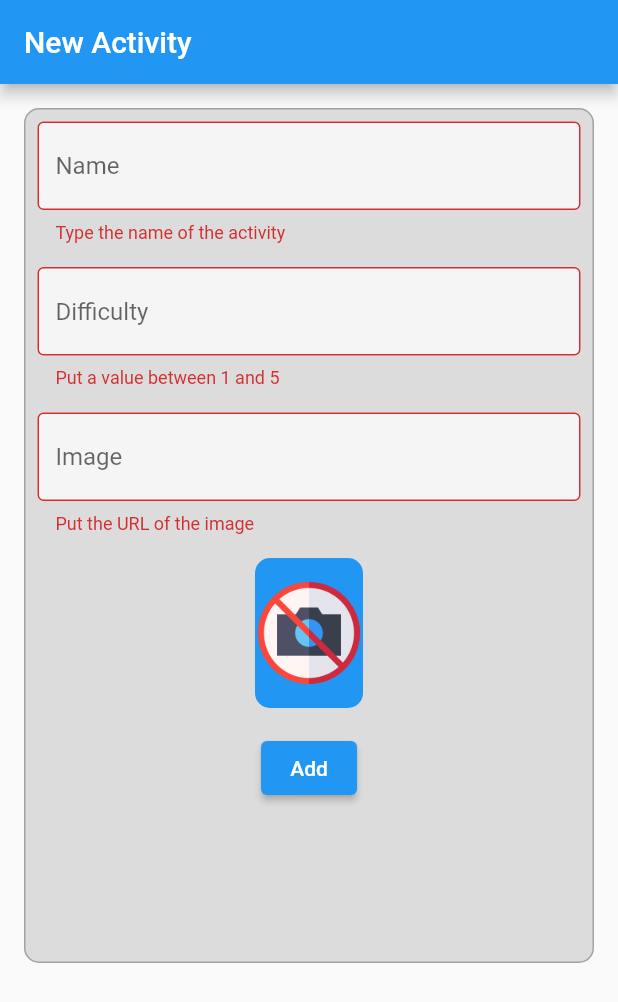
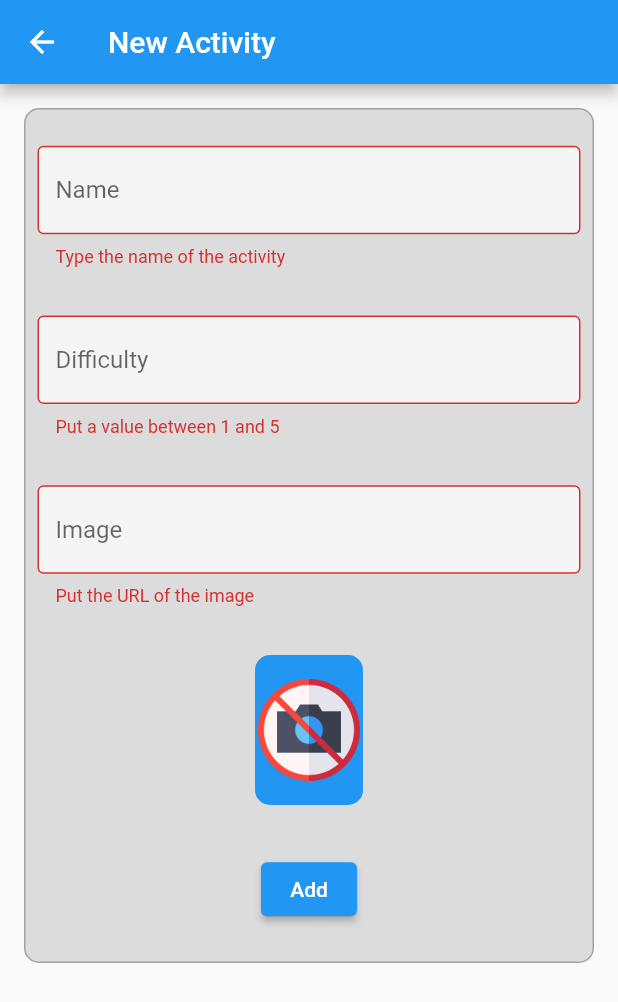
Before and after one commit to silveiraluisf/projeto-flutter-treino-3, a Flutter app: the FormScreen screen opened directly, after a tap on "Add", on a phone screen of 412 x 824 dp. Shown: the top 1002 px of the screen. Run offline on Flutter 3.47's test engine with Material 2 defaults, Android fonts, the phone set to English and light mode, and no system bars; network calls fail.

Commit message:
feita a navegação entre as telas

```diff
--- a/lib/main.dart
+++ b/lib/main.dart
@@ -1,5 +1,4 @@
 import 'package:flutter/material.dart';
-import 'package:projeto_flutter_treino_3/screens/form_screen.dart';
 
 import 'screens/initial_screen.dart';
 
@@ -17,6 +16,6 @@ class MyApp extends StatelessWidget {
         theme: ThemeData(
           primarySwatch: Colors.blue,
         ),
-        home: const FormScreen(),
+        home: const InicialScreen(),
     );}
 }
--- a/lib/screens/form_screen.dart
+++ b/lib/screens/form_screen.dart
@@ -34,6 +34,8 @@ class _FormScreenState extends State<FormScreen> {
                   border: Border.all(width: 1, color: Colors.black26),
                 ),
                 child: Column(
+                  mainAxisAlignment: MainAxisAlignment.spaceEvenly,
+                  crossAxisAlignment: CrossAxisAlignment.center,
                   children: [
                     Padding(
                       padding: const EdgeInsets.all(8.0),
@@ -131,6 +133,7 @@ class _FormScreenState extends State<FormScreen> {
                               print(nameController.text);
                               print(int.parse(difficultyController.text));
                               print(imageController.text);
+                              Navigator.pop(context);
                             }
                           },
                           child: const Text('Add')),
```
Also changed, not shown: lib/screens/initial_screen.dart (+9 -11 lines).
